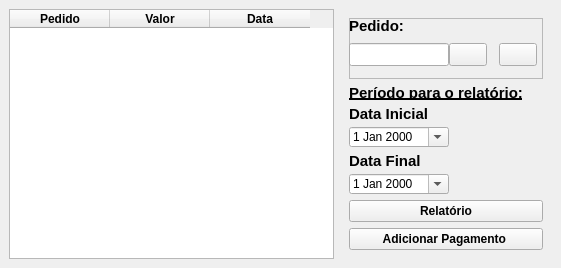
First picture: the form in ui/ui_cards.ui, repository maatkur/card-payments, before the edit.
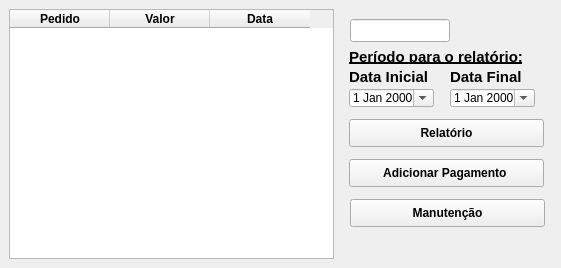
Second picture: the form after the edit. Icons and pictures are not drawn.

Commit message: card window was set up to call card management window

```diff
--- a/ui/ui_cards.ui
+++ b/ui/ui_cards.ui
@@ -87,100 +87,15 @@
       <property name="frameShadow">
        <enum>QFrame::Plain</enum>
       </property>
-      <layout class="QVBoxLayout" name="verticalLayout">
-       <item>
-        <widget class="QFrame" name="frame_2">
-         <property name="frameShape">
-          <enum>QFrame::StyledPanel</enum>
-         </property>
-         <property name="frameShadow">
-          <enum>QFrame::Raised</enum>
-         </property>
-         <widget class="QLineEdit" name="search_order_entry">
-          <property name="geometry">
-           <rect>
-            <x>0</x>
-            <y>25</y>
-            <width>100</width>
-            <height>23</height>
-           </rect>
-          </property>
-          <property name="maximumSize">
-           <size>
-            <width>100</width>
-            <height>16777215</height>
-           </size>
-          </property>
-         </widget>
-         <widget class="QLabel" name="label_4">
-          <property name="geometry">
-           <rect>
-            <x>0</x>
-            <y>0</y>
-            <width>71</width>
-            <height>16</height>
-           </rect>
-          </property>
-          <property name="font">
-           <font>
-            <pointsize>11</pointsize>
-            <bold>true</bold>
-           </font>
-          </property>
-          <property name="text">
-           <string>Pedido:</string>
-          </property>
-         </widget>
-         <widget class="QPushButton" name="search_button">
-          <property name="geometry">
-           <rect>
-            <x>100</x>
-            <y>25</y>
-            <width>38</width>
-            <height>23</height>
-           </rect>
-          </property>
-          <property name="text">
-           <string/>
-          </property>
-          <property name="icon">
-           <iconset>
-            <normaloff>icons/icons8-pesquisar-60.ico</normaloff>icons/icons8-pesquisar-60.ico</iconset>
-          </property>
-          <property name="iconSize">
-           <size>
-            <width>16</width>
-            <height>16</height>
-           </size>
-          </property>
-         </widget>
-         <widget class="QPushButton" name="refresh_button">
-          <property name="geometry">
-           <rect>
-            <x>150</x>
-            <y>25</y>
-            <width>38</width>
-            <height>23</height>
-           </rect>
-          </property>
-          <property name="text">
-           <string/>
-          </property>
-          <property name="icon">
-           <iconset>
-            <normaloff>icons/refresh.ico</normaloff>icons/refresh.ico</iconset>
-          </property>
-          <property name="iconSize">
-           <size>
-            <width>16</width>
-            <height>16</height>
-           </size>
-          </property>
-         </widget>
-        </widget>
-       </item>
-       <item>
         <widget class="QLabel" name="label_3">
+       <property name="geometry">
+        <rect>
+         <x>9</x>
+         <y>40</y>
+         <width>194</width>
+         <height>15</height>
+        </rect>
+       </property>
          <property name="maximumSize">
           <size>
            <width>16777215</width>
@@ -198,9 +113,15 @@
           <string>Período para o relatório:</string>
          </property>
         </widget>
-       </item>
-       <item>
         <widget class="QLabel" name="label">
+       <property name="geometry">
+        <rect>
+         <x>9</x>
+         <y>60</y>
+         <width>100</width>
+         <height>15</height>
+        </rect>
+       </property>
          <property name="maximumSize">
           <size>
            <width>100</width>
@@ -217,9 +138,15 @@
           <string>Data Inicial</string>
          </property>
         </widget>
-       </item>
-       <item>
         <widget class="QDateEdit" name="initial_date">
+       <property name="geometry">
+        <rect>
+         <x>9</x>
+         <y>80</y>
+         <width>85</width>
+         <height>18</height>
+        </rect>
+       </property>
          <property name="maximumSize">
           <size>
            <width>100</width>
@@ -230,9 +157,15 @@
           <bool>true</bool>
          </property>
         </widget>
-       </item>
-       <item>
         <widget class="QLabel" name="label_2">
+       <property name="geometry">
+        <rect>
+         <x>110</x>
+         <y>60</y>
+         <width>100</width>
+         <height>15</height>
+        </rect>
+       </property>
          <property name="maximumSize">
           <size>
            <width>100</width>
@@ -249,9 +182,15 @@
           <string>Data Final</string>
          </property>
         </widget>
-       </item>
-       <item>
         <widget class="QDateEdit" name="final_date">
+       <property name="geometry">
+        <rect>
+         <x>110</x>
+         <y>80</y>
+         <width>85</width>
+         <height>18</height>
+        </rect>
+       </property>
          <property name="maximumSize">
           <size>
            <width>100</width>
@@ -262,9 +201,15 @@
           <bool>true</bool>
          </property>
         </widget>
-       </item>
-       <item>
         <widget class="QPushButton" name="excel_report_button">
+       <property name="geometry">
+        <rect>
+         <x>9</x>
+         <y>110</y>
+         <width>195</width>
+         <height>28</height>
+        </rect>
+       </property>
          <property name="font">
           <font>
            <bold>true</bold>
@@ -296,9 +241,15 @@
           <bool>false</bool>
          </property>
         </widget>
-       </item>
-       <item>
         <widget class="QPushButton" name="add_card_payment_button">
+       <property name="geometry">
+        <rect>
+         <x>9</x>
+         <y>150</y>
+         <width>195</width>
+         <height>28</height>
+        </rect>
+       </property>
          <property name="font">
           <font>
            <bold>true</bold>
@@ -330,8 +281,114 @@
           <bool>false</bool>
          </property>
         </widget>
-       </item>
-      </layout>
+      <widget class="QPushButton" name="refresh_button">
+       <property name="geometry">
+        <rect>
+         <x>150</x>
+         <y>10</y>
+         <width>38</width>
+         <height>23</height>
+        </rect>
+       </property>
+       <property name="text">
+        <string/>
+       </property>
+       <property name="icon">
+        <iconset>
+         <normaloff>../icons/refresh.ico</normaloff>../icons/refresh.ico</iconset>
+       </property>
+       <property name="iconSize">
+        <size>
+         <width>20</width>
+         <height>20</height>
+        </size>
+       </property>
+       <property name="flat">
+        <bool>true</bool>
+       </property>
+      </widget>
+      <widget class="QPushButton" name="search_button">
+       <property name="geometry">
+        <rect>
+         <x>110</x>
+         <y>10</y>
+         <width>38</width>
+         <height>25</height>
+        </rect>
+       </property>
+       <property name="text">
+        <string/>
+       </property>
+       <property name="icon">
+        <iconset>
+         <normaloff>../icons/icons8-pesquisar-60.ico</normaloff>../icons/icons8-pesquisar-60.ico</iconset>
+       </property>
+       <property name="iconSize">
+        <size>
+         <width>20</width>
+         <height>20</height>
+        </size>
+       </property>
+       <property name="flat">
+        <bool>true</bool>
+       </property>
+      </widget>
+      <widget class="QLineEdit" name="search_order_entry">
+       <property name="geometry">
+        <rect>
+         <x>10</x>
+         <y>10</y>
+         <width>100</width>
+         <height>23</height>
+        </rect>
+       </property>
+       <property name="maximumSize">
+        <size>
+         <width>100</width>
+         <height>16777215</height>
+        </size>
+       </property>
+      </widget>
+      <widget class="QPushButton" name="management_button">
+       <property name="geometry">
+        <rect>
+         <x>10</x>
+         <y>190</y>
+         <width>195</width>
+         <height>28</height>
+        </rect>
+       </property>
+       <property name="font">
+        <font>
+         <bold>true</bold>
+        </font>
+       </property>
+       <property name="cursor">
+        <cursorShape>PointingHandCursor</cursorShape>
+       </property>
+       <property name="text">
+        <string>Manutenção</string>
+       </property>
+       <property name="icon">
+        <iconset>
+         <normaloff>../icons/management.ico</normaloff>../icons/management.ico</iconset>
+       </property>
+       <property name="iconSize">
+        <size>
+         <width>20</width>
+         <height>20</height>
+        </size>
+       </property>
+       <property name="autoDefault">
+        <bool>false</bool>
+       </property>
+       <property name="default">
+        <bool>false</bool>
+       </property>
+       <property name="flat">
+        <bool>false</bool>
+       </property>
+      </widget>
      </widget>
     </item>
    </layout>
```
Left out of the diff: 6 changed lines with no effect on the pictures. Lines whose indentation alone changed are shown as unchanged. The commit also changes 3 other files.
